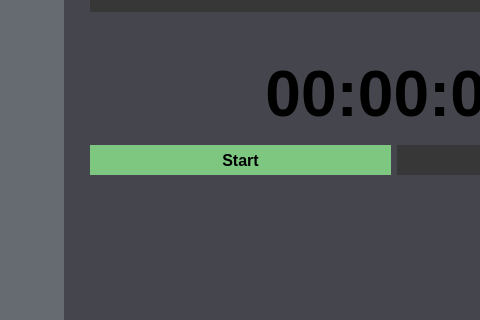
Above: coretime/coretime.ui from rahmanshaber/corebox before the change; both pictures show x 166 to 646 and y 161 to 481 of the 889 by 682 pixel window. Below: the same form after it.
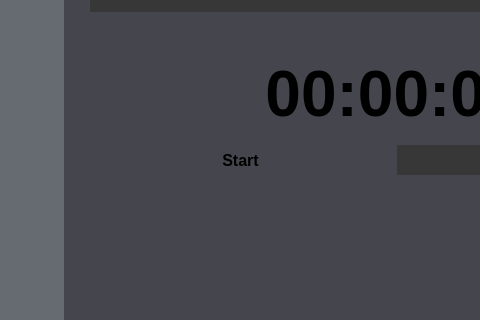
That is the form after the change. The open tabs and pages were chosen to show the change. Icons and pictures are not drawn.

```diff
--- a/coretime/coretime.ui
+++ b/coretime/coretime.ui
@@ -1360,18 +1360,7 @@
              </font>
             </property>
             <property name="styleSheet">
-             <string notr="true">QPushButton{
-padding: 5px 5px 5px 5px;
-}
-
-QPushButton:checked{
-background-color:#F5584D ;
-}
-
-QPushButton:!checked{
-background-color:#7EC781 ;
-}
-</string>
+             <string notr="true"/>
             </property>
             <property name="text">
              <string>Start</string>
```
Left out of the diff: 2 changed lines with no effect on the pictures.
